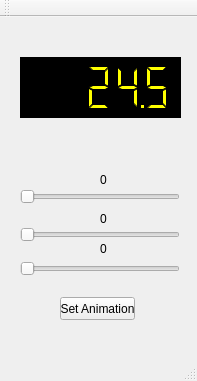
Before: the Qt Designer form mainwindow.ui in Mike308/RGBSupervisor, drawn with Qt 5.
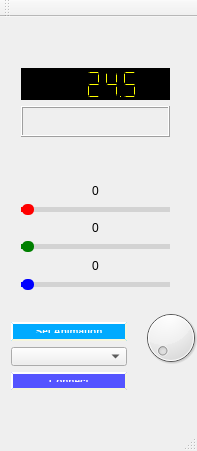
After: the same form once the commit is applied.

Patch:
```diff
--- a/mainwindow.ui
+++ b/mainwindow.ui
@@ -7,35 +7,37 @@
     <x>0</x>
     <y>0</y>
     <width>197</width>
-    <height>381</height>
+    <height>451</height>
    </rect>
   </property>
+  <property name="minimumSize">
+   <size>
+    <width>197</width>
+    <height>451</height>
+   </size>
+  </property>
+  <property name="maximumSize">
+   <size>
+    <width>197</width>
+    <height>451</height>
+   </size>
+  </property>
   <property name="windowTitle">
    <string>MainWindow</string>
   </property>
   <widget class="QWidget" name="centralWidget">
-   <widget class="QSlider" name="rSlider">
+   <widget class="QWidget" name="layoutWidget">
     <property name="geometry">
      <rect>
-      <x>20</x>
-      <y>170</y>
-      <width>160</width>
-      <height>19</height>
-     </rect>
-    </property>
-    <property name="orientation">
-     <enum>Qt::Horizontal</enum>
-    </property>
-   </widget>
-   <widget class="QLabel" name="rLabel">
-    <property name="geometry">
-     <rect>
-      <x>80</x>
+      <x>10</x>
       <y>156</y>
-      <width>47</width>
-      <height>13</height>
+      <width>171</width>
+      <height>128</height>
      </rect>
     </property>
+    <layout class="QVBoxLayout" name="verticalLayout">
+     <item>
+      <widget class="QLabel" name="rLabel">
     <property name="text">
      <string>0</string>
     </property>
@@ -43,28 +45,53 @@
      <set>Qt::AlignCenter</set>
     </property>
    </widget>
-   <widget class="QSlider" name="rSlider_2">
-    <property name="geometry">
-     <rect>
-      <x>20</x>
-      <y>208</y>
-      <width>160</width>
-      <height>19</height>
-     </rect>
-    </property>
+     </item>
+     <item>
+      <widget class="QSlider" name="rSlider">
+       <property name="styleSheet">
+        <string notr="true">QSlider::groove:horizontal {
+border: 1px solid #999999;
+height: 3px;
+
+border-radius: 9px;
+}
+
+QSlider::handle:horizontal {
+
+    
+	
+	background-color: rgb(255, 0, 0);
+	width: 12px;
+	margin: -4px 0; /* handle is placed by default on the contents rect of the groove. Expand outside the groove */
+	border-radius: 5px;
+}
+
+QSlider::add-page:qlineargradient {
+background: lightgrey;
+border-top-right-radius: 9px;
+border-bottom-right-radius: 9px;
+border-top-left-radius: 0px;
+border-bottom-left-radius: 0px;
+}
+
+QSlider::sub-page:qlineargradient {
+background: red;
+border-top-right-radius: 0px;
+border-bottom-right-radius: 0px;
+border-top-left-radius: 9px;
+border-bottom-left-radius: 9px;
+}</string>
+       </property>
+       <property name="maximum">
+        <number>255</number>
+       </property>
     <property name="orientation">
      <enum>Qt::Horizontal</enum>
     </property>
    </widget>
-   <widget class="QLabel" name="rLabel_2">
-    <property name="geometry">
-     <rect>
-      <x>80</x>
-      <y>195</y>
-      <width>47</width>
-      <height>13</height>
-     </rect>
-    </property>
+     </item>
+     <item>
+      <widget class="QLabel" name="gLabel">
     <property name="text">
      <string>0</string>
     </property>
@@ -72,15 +99,53 @@
      <set>Qt::AlignCenter</set>
     </property>
    </widget>
-   <widget class="QLabel" name="rLabel_3">
-    <property name="geometry">
-     <rect>
-      <x>80</x>
-      <y>225</y>
-      <width>47</width>
-      <height>13</height>
-     </rect>
-    </property>
+     </item>
+     <item>
+      <widget class="QSlider" name="gSlider">
+       <property name="styleSheet">
+        <string notr="true">QSlider::groove:horizontal {
+border: 1px solid #999999;
+height: 3px;
+
+border-radius: 9px;
+}
+
+QSlider::handle:horizontal {
+
+    
+	
+	background-color:green;
+	width: 12px;
+	margin: -4px 0; /* handle is placed by default on the contents rect of the groove. Expand outside the groove */
+	border-radius: 5px;
+}
+
+QSlider::add-page:qlineargradient {
+background: lightgrey;
+border-top-right-radius: 9px;
+border-bottom-right-radius: 9px;
+border-top-left-radius: 0px;
+border-bottom-left-radius: 0px;
+}
+
+QSlider::sub-page:qlineargradient {
+background: green;
+border-top-right-radius: 0px;
+border-bottom-right-radius: 0px;
+border-top-left-radius: 9px;
+border-bottom-left-radius: 9px;
+}</string>
+       </property>
+       <property name="maximum">
+        <number>255</number>
+       </property>
+       <property name="orientation">
+        <enum>Qt::Horizontal</enum>
+       </property>
+      </widget>
+     </item>
+     <item>
+      <widget class="QLabel" name="bLabel">
     <property name="text">
      <string>0</string>
     </property>
@@ -88,41 +153,65 @@
      <set>Qt::AlignCenter</set>
     </property>
    </widget>
-   <widget class="QSlider" name="rSlider_3">
-    <property name="geometry">
-     <rect>
-      <x>20</x>
-      <y>242</y>
-      <width>160</width>
-      <height>19</height>
-     </rect>
-    </property>
+     </item>
+     <item>
+      <widget class="QSlider" name="bSlider">
+       <property name="styleSheet">
+        <string notr="true">QSlider::groove:horizontal {
+border: 1px solid #999999;
+height: 3px;
+
+border-radius: 9px;
+}
+
+QSlider::handle:horizontal {
+
+    
+	
+	background-color: rgb(0, 0, 255);
+	width: 12px;
+	margin: -4px 0; /* handle is placed by default on the contents rect of the groove. Expand outside the groove */
+	border-radius: 5px;
+}
+
+QSlider::add-page:qlineargradient {
+background: lightgrey;
+border-top-right-radius: 9px;
+border-bottom-right-radius: 9px;
+border-top-left-radius: 0px;
+border-bottom-left-radius: 0px;
+}
+
+QSlider::sub-page:qlineargradient {
+background: blue;
+border-top-right-radius: 0px;
+border-bottom-right-radius: 0px;
+border-top-left-radius: 9px;
+border-bottom-left-radius: 9px;
+}</string>
+       </property>
+       <property name="maximum">
+        <number>255</number>
+       </property>
     <property name="orientation">
      <enum>Qt::Horizontal</enum>
     </property>
    </widget>
-   <widget class="QPushButton" name="pushButton">
-    <property name="geometry">
-     <rect>
-      <x>60</x>
-      <y>280</y>
-      <width>75</width>
-      <height>23</height>
-     </rect>
-    </property>
-    <property name="text">
-     <string>Set Animation</string>
-    </property>
+     </item>
+    </layout>
    </widget>
-   <widget class="QLCDNumber" name="lcdNumber">
+   <widget class="QWidget" name="layoutWidget">
     <property name="geometry">
      <rect>
-      <x>20</x>
+      <x>10</x>
       <y>40</y>
-      <width>161</width>
-      <height>61</height>
+      <width>171</width>
+      <height>91</height>
      </rect>
     </property>
+    <layout class="QVBoxLayout" name="verticalLayout_2">
+     <item>
+      <widget class="QLCDNumber" name="lcdNumber">
     <property name="palette">
      <palette>
       <active>
@@ -560,16 +649,105 @@
      <double>24.500000000000000</double>
     </property>
    </widget>
-  </widget>
-  <widget class="QMenuBar" name="menuBar">
+     </item>
+     <item>
+      <widget class="QFrame" name="colorProbe">
+       <property name="frameShape">
+        <enum>QFrame::Box</enum>
+       </property>
+       <property name="frameShadow">
+        <enum>QFrame::Raised</enum>
+       </property>
+      </widget>
+     </item>
+    </layout>
+   </widget>
+   <widget class="QDial" name="hsvDial">
+    <property name="geometry">
+     <rect>
+      <x>140</x>
+      <y>290</y>
+      <width>61</width>
+      <height>61</height>
+     </rect>
+    </property>
+    <property name="maximum">
+     <number>360</number>
+    </property>
+   </widget>
+   <widget class="QWidget" name="">
    <property name="geometry">
     <rect>
      <x>0</x>
-     <y>0</y>
-     <width>197</width>
-     <height>21</height>
-    </rect>
-   </property>
+      <y>294</y>
+      <width>138</width>
+      <height>90</height>
+     </rect>
+    </property>
+    <layout class="QVBoxLayout" name="verticalLayout_3">
+     <item>
+      <widget class="QPushButton" name="pushButton">
+       <property name="styleSheet">
+        <string notr="true">QPushButton {
+    
+	
+    background-color: rgb(0, 170, 255);
+    border-style: outset;
+    border-width: 2px;
+    border-radius: 10px;
+    border-color: beige;
+    font: bold 10px;
+    
+	color: rgb(255, 255, 255);
+    min-width: 10em;
+    padding: 6px;
+}
+QPushButton:pressed {
+    
+	background-color: rgb(0, 85, 255);
+    border-style: inset;
+}</string>
+       </property>
+       <property name="text">
+        <string>Set Animation</string>
+       </property>
+      </widget>
+     </item>
+     <item>
+      <widget class="QComboBox" name="serialCombo"/>
+     </item>
+     <item>
+      <widget class="QPushButton" name="pushButton_2">
+       <property name="styleSheet">
+        <string notr="true">QPushButton {
+    
+	
+    background-color: rgb(85, 85, 255);
+    border-style: outset;
+    border-width: 2px;
+    border-radius: 10px;
+    border-color: beige;
+    font: bold 10px;
+    
+	color: rgb(255, 255, 255);
+    min-width: 10em;
+    padding: 6px;
+}
+QPushButton:pressed {
+    
+	
+	
+    background-color: rgb(85, 0, 255);
+    border-style: inset;
+}</string>
+       </property>
+       <property name="text">
+        <string>Connect</string>
+       </property>
+      </widget>
+     </item>
+    </layout>
+   </widget>
   </widget>
   <widget class="QToolBar" name="mainToolBar">
    <attribute name="toolBarArea">
```
Lines whose indentation alone changed are shown as unchanged.
